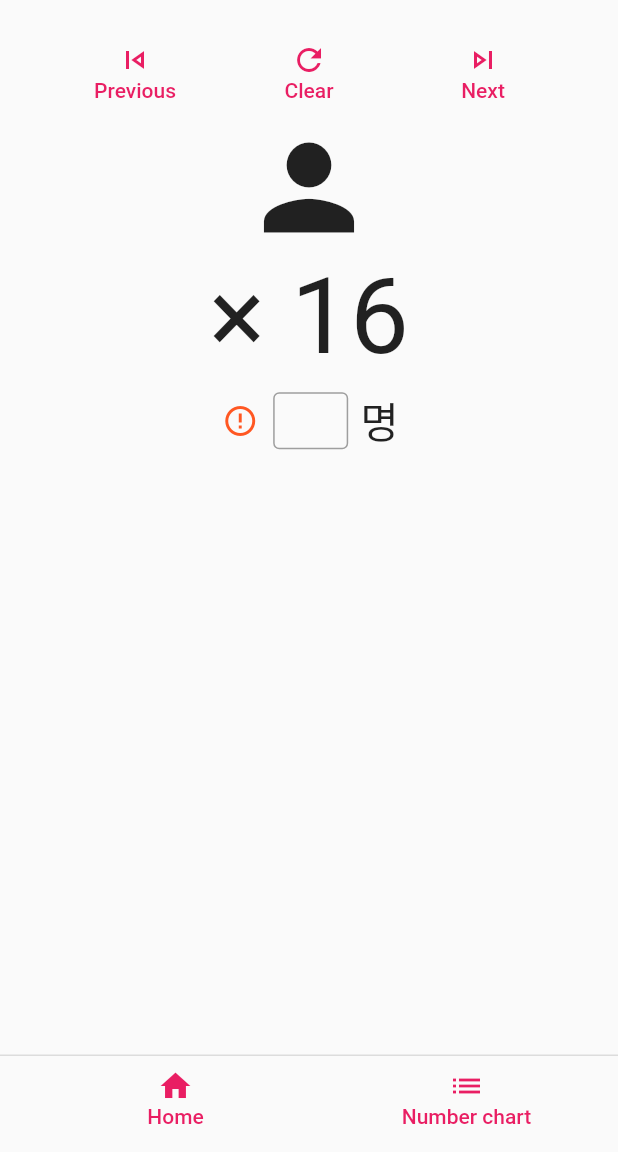
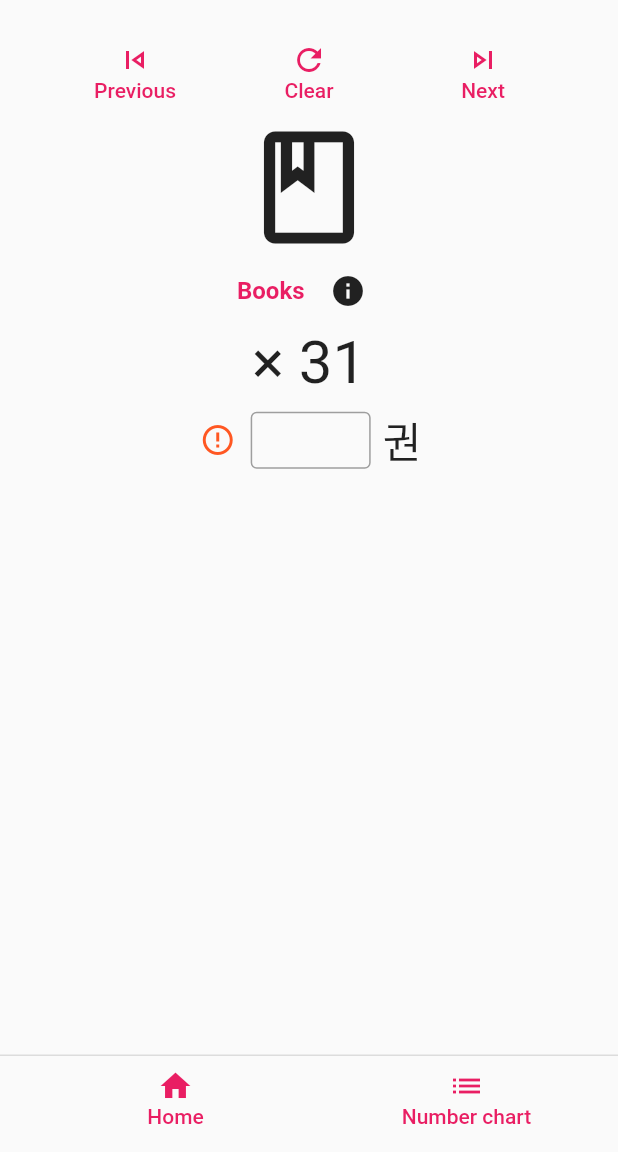
Before and after one commit to nel-sam/handrills, a Flutter app: the CountingExercise screen opened directly, on a phone screen of 412 x 824 dp, the part 84-1236 px from its top. Run offline on Flutter 3.47's test engine with Material 2 defaults, Android fonts, the phone set to English and light mode, and no system bars; drawn by our look-alikes of google_mobile_ads; generated files the repository leaves out were written again; network calls fail; Roboto replaces fonts that are missing (helvetica).

Commit message:
More number exercises

```diff
--- a/lib/constants.dart
+++ b/lib/constants.dart
@@ -19,4 +19,5 @@ const WRONG_ANSWER_ICON = Icons.error_outline_outlined;
 
 const AGE_EXERCISE_COUNT = 30;
 const SIGAN_EXERCISE_COUNT = 30;
-const COUNTING_EXERCISE_NATIVE_COUNT = 30;
+const COUNTING_EXERCISE_NATIVE_COUNT = 10;
+const COUNTING_EXERCISE_SINO_COUNT = 6;
--- a/lib/l10n/intl_en.arb
+++ b/lib/l10n/intl_en.arb
@@ -7,7 +7,18 @@
   "gada": "To go",
   "boda": "To see",
 
+  "days": "Days",
+  "months": "Months",
+  "years": "Years",
+  "people": "People",
+  "animals": "Animals",
+  "bottles": "Bottles",
   "numbers": "Numbers",
+  "things": "Things",
+  "books": "Books",
+  "slices": "Slices",
+  "use_native": "Use native numbers to count",
+  "use_sino": "Use Sino numbers to count",
   "time": "Time",
   "age": "Age",
   "counting": "Counting",
--- a/lib/l10n/intl_es.arb
+++ b/lib/l10n/intl_es.arb
@@ -7,7 +7,18 @@
   "gada": "Ir",
   "boda": "Ver/Mirar",
 
+  "days": "Días",
+  "months": "Meses",
+  "years": "Años",
+  "people": "Personas",
+  "animals": "Animales",
+  "bottles": "Botellas",
   "numbers": "Números",
+  "things": "Cosas",
+  "books": "Libros",
+  "slices": "Rebanadas",
+  "use_native": "Usa números coreanos nativos para contar",
+  "use_sino": "Usa números coreano-sinos para contar",
   "time": "La hora",
   "age": "Edad",
   "counting": "Contar",
--- a/lib/state/suja/count-exercise-state.dart
+++ b/lib/state/suja/count-exercise-state.dart
@@ -2,13 +2,17 @@ import 'package:flutter/material.dart';
 
 class CountExerciseState {
   final IconData icon;
+  final String Function(BuildContext context) getLabel;
   final int count;
   final String correctAnswer;
   final String counter;
+  final bool isSino;
   String userInput = '';
 
   CountExerciseState({
     required this.icon,
+    required this.getLabel,
+    required this.isSino,
     required this.count,
     required this.counter,
     required this.correctAnswer,
--- a/lib/state/suja/count-notifier.dart
+++ b/lib/state/suja/count-notifier.dart
@@ -2,6 +2,7 @@ import 'package:flutter/material.dart';
 import 'package:handrills/constants.dart';
 import 'package:handrills/hd-helpers.dart';
 import 'package:handrills/state/suja/count-exercise-state.dart';
+import 'package:flutter_gen/gen_l10n/app_localizations.dart';
 
 class CountNotifier with ChangeNotifier {
   late List<CountExerciseState> _states;
@@ -14,15 +15,65 @@ class CountNotifier with ChangeNotifier {
   List<CountExerciseState> _createCountingExercises() {
     List<CountExerciseState> countExerciseState = [];
 
-    for (int i = 0; i < COUNTING_EXERCISE_NATIVE_COUNT; i++) {
-      var hanNumb = HD.getRandomNativeNumber();
-      var random = HD.getRandomNumber(min: 0, max: 1);
+    for (int i = 0; i < COUNTING_EXERCISE_SINO_COUNT; i++) {
+      var sinoNumb = HD.getRandomSinoNumber(min: 1);
+      var random = HD.getRandomNumber(min: 0, max: 3);
 
       switch (random) {
         case 0:
           countExerciseState.add(
             CountExerciseState(
+              isSino: true,
+              icon: Icons.calendar_month_outlined,
+              getLabel: (BuildContext context) =>
+                  AppLocalizations.of(context)!.months,
+              count: sinoNumb.digit,
+              correctAnswer: sinoNumb.alternate,
+              counter: '월',
+            ),
+          );
+          break;
+        case 1:
+          countExerciseState.add(
+            CountExerciseState(
+              isSino: true,
+              icon: Icons.calendar_today_outlined,
+              getLabel: (BuildContext context) =>
+                  AppLocalizations.of(context)!.days,
+              count: sinoNumb.digit,
+              correctAnswer: sinoNumb.alternate,
+              counter: '일',
+            ),
+          );
+          break;
+        case 2:
+          countExerciseState.add(
+            CountExerciseState(
+              isSino: true,
+              icon: Icons.wb_twighlight,
+              getLabel: (BuildContext context) =>
+                  AppLocalizations.of(context)!.years,
+              count: sinoNumb.digit,
+              correctAnswer: sinoNumb.alternate,
+              counter: '년',
+            ),
+          );
+          break;
+      }
+    }
+
+    for (int i = 0; i < COUNTING_EXERCISE_NATIVE_COUNT; i++) {
+      var hanNumb = HD.getRandomNativeNumber(min: 1);
+      var random = HD.getRandomNumber(min: 0, max: 6);
+
+      switch (random) {
+        case 0:
+          countExerciseState.add(
+            CountExerciseState(
+              isSino: false,
               icon: Icons.person,
+              getLabel: (BuildContext context) =>
+                  AppLocalizations.of(context)!.people,
               count: hanNumb.digit,
               correctAnswer: hanNumb.alternate,
               counter: '명',
@@ -30,18 +81,74 @@ class CountNotifier with ChangeNotifier {
           );
           break;
         case 1:
-        default:
           countExerciseState.add(
             CountExerciseState(
+              isSino: false,
               icon: Icons.pets,
+              getLabel: (BuildContext context) =>
+                  AppLocalizations.of(context)!.animals,
               count: hanNumb.digit,
               correctAnswer: hanNumb.alternate,
               counter: '마리',
             ),
           );
+          break;
+        case 2:
+          countExerciseState.add(
+            CountExerciseState(
+              isSino: false,
+              icon: Icons.wine_bar,
+              getLabel: (BuildContext context) =>
+                  AppLocalizations.of(context)!.bottles,
+              count: hanNumb.digit,
+              correctAnswer: hanNumb.alternate,
+              counter: '병',
+            ),
+          );
+          break;
+        case 3:
+          countExerciseState.add(
+            CountExerciseState(
+              isSino: false,
+              icon: Icons.bike_scooter,
+              getLabel: (BuildContext context) =>
+                  AppLocalizations.of(context)!.things,
+              count: hanNumb.digit,
+              correctAnswer: hanNumb.alternate,
+              counter: '개',
+            ),
+          );
+          break;
+        case 4:
+          countExerciseState.add(
+            CountExerciseState(
+              isSino: false,
+              icon: Icons.book_outlined,
+              getLabel: (BuildContext context) =>
+                  AppLocalizations.of(context)!.books,
+              count: hanNumb.digit,
+              correctAnswer: hanNumb.alternate,
+              counter: '권',
+            ),
+          );
+          break;
+        case 5:
+          countExerciseState.add(
+            CountExerciseState(
+              isSino: false,
+              icon: Icons.local_pizza_outlined,
+              getLabel: (BuildContext context) =>
+                  AppLocalizations.of(context)!.slices,
+              count: hanNumb.digit,
+              correctAnswer: hanNumb.alternate,
+              counter: '조각',
+            ),
+          );
+          break;
       }
     }
 
+    countExerciseState.shuffle();
     return countExerciseState;
   }
 
--- a/lib/widgets/menus/numbers-menu.dart
+++ b/lib/widgets/menus/numbers-menu.dart
@@ -1,6 +1,5 @@
 import 'package:flutter/material.dart';
 import 'package:handrills/hd-helpers.dart';
-import 'package:handrills/state/suja/count-exercise-state.dart';
 import 'package:handrills/widgets/menus/exercise-button.dart';
 import 'package:handrills/widgets/shared/ad-card.dart';
 import 'package:handrills/widgets/suja-exercise/age/age-exercise.dart';
@@ -25,17 +24,17 @@ class NumbersMenu extends StatelessWidget {
                 children: [
                   ExerciseButton(
                     destination: SiganExercise(),
-                    imagePath: 'assets/button-bgs/city.jpg',
+                    imagePath: 'assets/button-bgs/clocks.jpg',
                     label: AppLocalizations.of(context)!.time,
                   ),
                   ExerciseButton(
                     destination: AgeExercise(),
-                    imagePath: 'assets/button-bgs/sakura.jpg',
+                    imagePath: 'assets/button-bgs/old-store.jpg',
                     label: AppLocalizations.of(context)!.age,
                   ),
                   ExerciseButton(
                     destination: CountingExercise(),
-                    imagePath: 'assets/button-bgs/city.jpg',
+                    imagePath: 'assets/button-bgs/tigers.jpg',
                     label: AppLocalizations.of(context)!.counting,
                   ),
                 ],
--- a/lib/widgets/suja-exercise/counting.dart/counting-exercise.dart
+++ b/lib/widgets/suja-exercise/counting.dart/counting-exercise.dart
@@ -6,7 +6,9 @@ import 'package:handrills/widgets/shared/ad-card.dart';
 import 'package:handrills/widgets/shared/answer-status-button.dart';
 import 'package:handrills/widgets/shared/exercise-header.dart';
 import 'package:handrills/widgets/shared/footer-button.dart';
+import 'package:handrills/widgets/shared/hd-text.dart';
 import 'package:handrills/widgets/shared/home-button.dart';
+import 'package:handrills/widgets/shared/info-button.dart';
 import 'package:handrills/widgets/shared/question-free-form.dart';
 import 'package:handrills/widgets/suja-exercise/number-chart.dart';
 import 'package:flutter_gen/gen_l10n/app_localizations.dart';
@@ -20,6 +22,13 @@ class CountingExercise extends StatelessWidget {
     getContent(CountNotifier model) {
       var s = model.getActive();
       var isCorrect = s.getIsCorrect();
+      var label = s.getLabel(context);
+
+      var infoText = s.isSino
+          ? AppLocalizations.of(context)!.use_sino
+          : AppLocalizations.of(context)!.use_native;
+
+      infoText += ' ${label.toLowerCase()}: ${s.correctAnswer}${s.isSino ? '': ' '}${s.counter}';
 
       return Padding(
         padding: const EdgeInsets.all(24),
@@ -32,15 +41,17 @@ class CountingExercise extends StatelessWidget {
             ),
             Column(
               children: [
-                Icon(
-                  s.icon,
-                  size: 90,
+                Icon(s.icon, size: 90),
+                Row(
+                  mainAxisAlignment: MainAxisAlignment.center,
+                  children: [
+                    HDText(label, isBold: true),
+                    InfoButton(text: infoText),
+                  ],
                 ),
                 Text(
                   '× ${s.count}',
-                  style: TextStyle(
-                    fontSize: 70,
-                  ),
+                  style: TextStyle(fontSize: 40),
                 ),
               ],
             ),
@@ -52,7 +63,7 @@ class CountingExercise extends StatelessWidget {
                   isCorrect: isCorrect,
                 )),
                 Container(
-                  width: 50,
+                  width: 80,
                   child: QuestionFreeForm(
                     activeValue: s.userInput,
                     hintValue: '',
--- a/pubspec.yaml
+++ b/pubspec.yaml
@@ -2,7 +2,7 @@ name: handrills
 description: A new Flutter project.
 
 publish_to: 'none'
-version: 1.0.7+1.0.7
+version: 1.0.8+1.0.8
 
 environment:
   sdk: ">=2.12.0 <3.0.0"
```
Also changed, not shown: assets/button-bgs/clocks.jpg (added), assets/button-bgs/old-store.jpg (added), assets/button-bgs/tigers.jpg (added).
